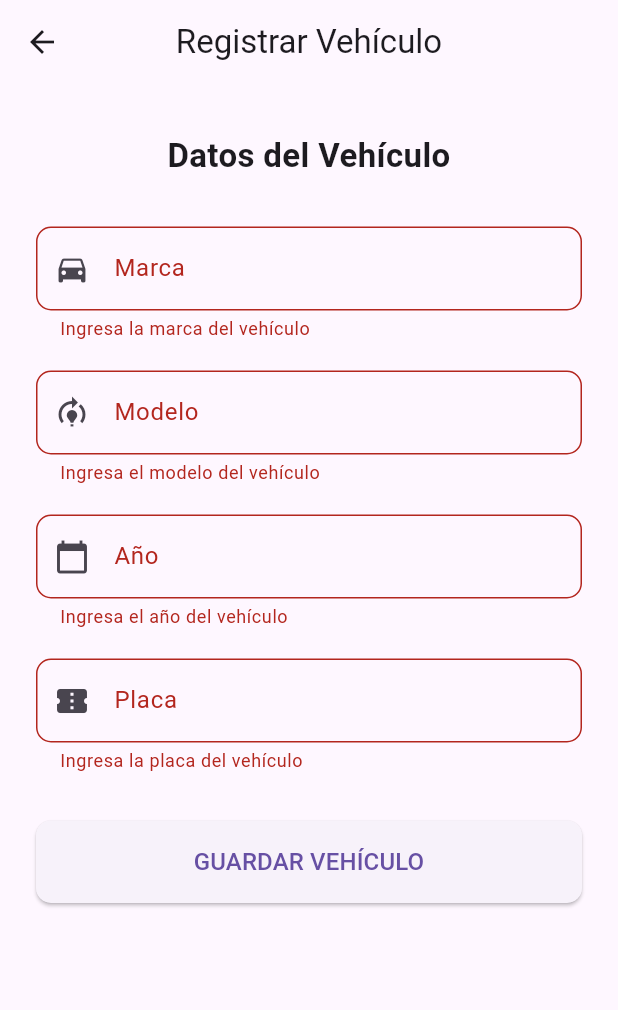
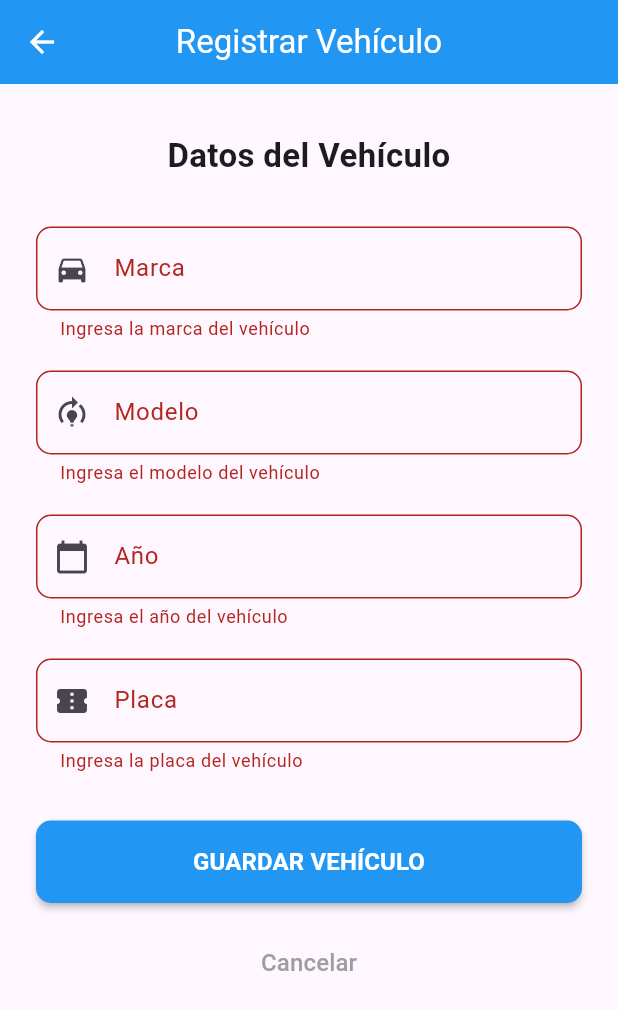
Before and after one commit to Alfonso-te/TallerApp, a Flutter app: the AddVehicleScreen screen opened by its route, after a tap on "GUARDAR VEHÍCULO", on a phone screen of 412 x 824 dp. Shown: the top 1010 px of the screen. Run offline on Flutter 3.47's test engine with Material 3 defaults, Android fonts, the light colour scheme and no system bars; our stand-ins replace cloud_firestore, firebase_auth, firebase_core, flutter_local_notifications, flutter_svg, google_maps_flutter and 1 more; missing offline and left inert: dart:js; accounts and stored records are empty.

Commit message:
proyecto funcionando

```diff
--- a/lib/screens/add_vehicle_screen.dart
+++ b/lib/screens/add_vehicle_screen.dart
@@ -2,6 +2,8 @@ import 'package:flutter/material.dart';
 import 'package:firebase_auth/firebase_auth.dart';
 import 'package:cloud_firestore/cloud_firestore.dart';
 import 'package:google_maps_flutter/google_maps_flutter.dart';
+
+import '../Funcionalidad/notification_service.dart';
 
 class AddVehicleScreen extends StatefulWidget {
   const AddVehicleScreen({super.key});
@@ -19,7 +21,7 @@ class _AddVehicleScreenState extends State<AddVehicleScreen> {
   bool _isLoading = false;
 
   // Ubicación por defecto según tu DB (0,0)
-  final LatLng _defaultLocation = LatLng(0, 0);
+  final LatLng _defaultLocation = const LatLng(0, 0);
 
   Future<void> _guardarVehiculo() async {
     if (!_formKey.currentState!.validate()) return;
@@ -39,9 +41,23 @@ class _AddVehicleScreenState extends State<AddVehicleScreen> {
           'fecha_creacion': FieldValue.serverTimestamp(),
         });
 
+        // Comentado temporalmente hasta resolver el conflicto del NotificationService
+        try{
+         await NotificationService().showVehiculoRegistradoNotification(
+           marca: _marcaController.text.trim(),
+           modelo: _modeloController.text.trim(),
+           placa: _placaController.text.trim(),
+         );
+        }catch(e){
+          print("error mostrando notificacion: %e");
+        }
+
         if (mounted) {
           ScaffoldMessenger.of(context).showSnackBar(
-            const SnackBar(content: Text('Vehículo registrado exitosamente!')),
+            const SnackBar(
+              content: Text('Vehículo registrado exitosamente!'),
+              backgroundColor: Colors.green,
+            ),
           );
           Navigator.of(context).pop();
         }
@@ -49,13 +65,19 @@ class _AddVehicleScreenState extends State<AddVehicleScreen> {
     } on FirebaseException catch (e) {
       if (mounted) {
         ScaffoldMessenger.of(context).showSnackBar(
-          SnackBar(content: Text('Error en Firestore: ${e.message}')),
+          SnackBar(
+            content: Text('Error en Firestore: ${e.message}'),
+            backgroundColor: Colors.red,
+          ),
         );
       }
     } catch (e) {
       if (mounted) {
         ScaffoldMessenger.of(context).showSnackBar(
-          SnackBar(content: Text('Error inesperado: $e')),
+          SnackBar(
+            content: Text('Error inesperado: $e'),
+            backgroundColor: Colors.red,
+          ),
         );
       }
     } finally {
@@ -81,6 +103,8 @@ class _AddVehicleScreenState extends State<AddVehicleScreen> {
         title: const Text('Registrar Vehículo'),
         elevation: 0,
         centerTitle: true,
+        backgroundColor: Colors.blue,
+        foregroundColor: Colors.white,
       ),
       body: SingleChildScrollView(
         padding: const EdgeInsets.symmetric(horizontal: 24, vertical: 16),
@@ -100,8 +124,17 @@ class _AddVehicleScreenState extends State<AddVehicleScreen> {
                 controller: _marcaController,
                 decoration: InputDecoration(
                   labelText: 'Marca',
+                  hintText: 'Ej: Toyota, Ford, Chevrolet',
                   prefixIcon: const Icon(Icons.directions_car),
                   border: OutlineInputBorder(borderRadius: BorderRadius.circular(10)),
+                  enabledBorder: OutlineInputBorder(
+                    borderRadius: BorderRadius.circular(10),
+                    borderSide: BorderSide(color: Colors.grey.shade300),
+                  ),
+                  focusedBorder: OutlineInputBorder(
+                    borderRadius: BorderRadius.circular(10),
+                    borderSide: const BorderSide(color: Colors.blue, width: 2),
+                  ),
                 ),
                 validator: (value) {
                   if (value == null || value.isEmpty) {
@@ -115,8 +148,17 @@ class _AddVehicleScreenState extends State<AddVehicleScreen> {
                 controller: _modeloController,
                 decoration: InputDecoration(
                   labelText: 'Modelo',
+                  hintText: 'Ej: Corolla, Focus, Aveo',
                   prefixIcon: const Icon(Icons.model_training),
                   border: OutlineInputBorder(borderRadius: BorderRadius.circular(10)),
+                  enabledBorder: OutlineInputBorder(
+                    borderRadius: BorderRadius.circular(10),
+                    borderSide: BorderSide(color: Colors.grey.shade300),
+                  ),
+                  focusedBorder: OutlineInputBorder(
+                    borderRadius: BorderRadius.circular(10),
+                    borderSide: const BorderSide(color: Colors.blue, width: 2),
+                  ),
                 ),
                 validator: (value) {
                   if (value == null || value.isEmpty) {
@@ -131,15 +173,28 @@ class _AddVehicleScreenState extends State<AddVehicleScreen> {
                 keyboardType: TextInputType.number,
                 decoration: InputDecoration(
                   labelText: 'Año',
+                  hintText: 'Ej: 2020',
                   prefixIcon: const Icon(Icons.calendar_today),
                   border: OutlineInputBorder(borderRadius: BorderRadius.circular(10)),
+                  enabledBorder: OutlineInputBorder(
+                    borderRadius: BorderRadius.circular(10),
+                    borderSide: BorderSide(color: Colors.grey.shade300),
+                  ),
+                  focusedBorder: OutlineInputBorder(
+                    borderRadius: BorderRadius.circular(10),
+                    borderSide: const BorderSide(color: Colors.blue, width: 2),
+                  ),
                 ),
                 validator: (value) {
                   if (value == null || value.isEmpty) {
                     return 'Ingresa el año del vehículo';
                   }
-                  if (int.tryParse(value) == null) {
+                  final year = int.tryParse(value);
+                  if (year == null) {
                     return 'Ingresa un año válido (ej: 2020)';
+                  }
+                  if (year < 1900 || year > DateTime.now().year + 1) {
+                    return 'Ingresa un año entre 1900 y ${DateTime.now().year + 1}';
                   }
                   return null;
                 },
@@ -147,14 +202,27 @@ class _AddVehicleScreenState extends State<AddVehicleScreen> {
               const SizedBox(height: 20),
               TextFormField(
                 controller: _placaController,
+                textCapitalization: TextCapitalization.characters,
                 decoration: InputDecoration(
                   labelText: 'Placa',
+                  hintText: 'Ej: ABC-123',
                   prefixIcon: const Icon(Icons.confirmation_number),
                   border: OutlineInputBorder(borderRadius: BorderRadius.circular(10)),
+                  enabledBorder: OutlineInputBorder(
+                    borderRadius: BorderRadius.circular(10),
+                    borderSide: BorderSide(color: Colors.grey.shade300),
+                  ),
+                  focusedBorder: OutlineInputBorder(
+                    borderRadius: BorderRadius.circular(10),
+                    borderSide: const BorderSide(color: Colors.blue, width: 2),
+                  ),
                 ),
                 validator: (value) {
                   if (value == null || value.isEmpty) {
                     return 'Ingresa la placa del vehículo';
+                  }
+                  if (value.length < 6) {
+                    return 'La placa debe tener al menos 6 caracteres';
                   }
                   return null;
                 },
@@ -163,12 +231,33 @@ class _AddVehicleScreenState extends State<AddVehicleScreen> {
               ElevatedButton(
                 onPressed: _isLoading ? null : _guardarVehiculo,
                 style: ElevatedButton.styleFrom(
+                  backgroundColor: Colors.blue,
+                  foregroundColor: Colors.white,
                   padding: const EdgeInsets.symmetric(vertical: 16),
                   shape: RoundedRectangleBorder(borderRadius: BorderRadius.circular(10)),
+                  elevation: 2,
                 ),
                 child: _isLoading
-                    ? const CircularProgressIndicator()
-                    : const Text('GUARDAR VEHÍCULO', style: TextStyle(fontSize: 16)),
+                    ? const SizedBox(
+                        height: 20,
+                        width: 20,
+                        child: CircularProgressIndicator(
+                          color: Colors.white,
+                          strokeWidth: 2,
+                        ),
+                      )
+                    : const Text(
+                        'GUARDAR VEHÍCULO',
+                        style: TextStyle(fontSize: 16, fontWeight: FontWeight.bold),
+                      ),
+              ),
+              const SizedBox(height: 16),
+              TextButton(
+                onPressed: _isLoading ? null : () => Navigator.of(context).pop(),
+                child: const Text(
+                  'Cancelar',
+                  style: TextStyle(color: Colors.grey, fontSize: 16),
+                ),
               ),
             ],
           ),
--- a/pubspec.yaml
+++ b/pubspec.yaml
@@ -17,6 +17,9 @@ dependencies:
   firebase_auth_web: ^5.14.2
   cloud_firestore: ^5.6.7
   google_maps_flutter: ^2.5.0
+  flutter_local_notifications: ^19.2.1
+  permission_handler: ^12.0.0+1
+
 
   flutter_web_plugins:
     sdk: flutter
```
Also changed, not shown: lib/Funcionalidad/notification_service.dart (added, +240 -0 lines), lib/main.dart (+12 -5 lines), pubspec.lock, 4 other files.
